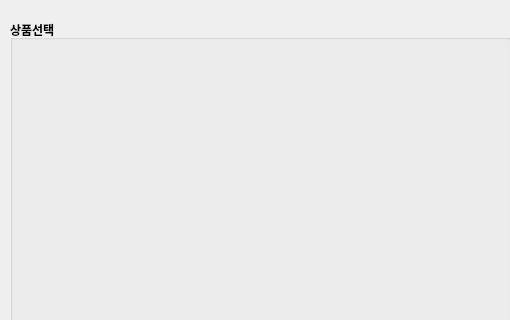
Above: ui/vending_machine.ui from YunOh21/pbl_vending_machine before the change; both pictures show x 0 to 510 and y 0 to 320 of the 881 by 728 pixel window. Below: the same form after it.
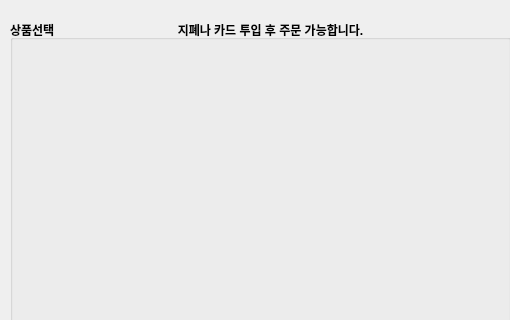
That is the form after the change.

```diff
--- a/ui/vending_machine.ui
+++ b/ui/vending_machine.ui
@@ -205,6 +205,22 @@
    <property name="title">
     <string>상품선택</string>
    </property>
+   <widget class="QLabel" name="help_label">
+    <property name="geometry">
+     <rect>
+      <x>110</x>
+      <y>0</y>
+      <width>301</width>
+      <height>20</height>
+     </rect>
+    </property>
+    <property name="text">
+     <string>지폐나 카드 투입 후 주문 가능합니다.</string>
+    </property>
+    <property name="alignment">
+     <set>Qt::AlignCenter</set>
+    </property>
+   </widget>
   </widget>
   <widget class="QGroupBox" name="recommend">
    <property name="geometry">
```
